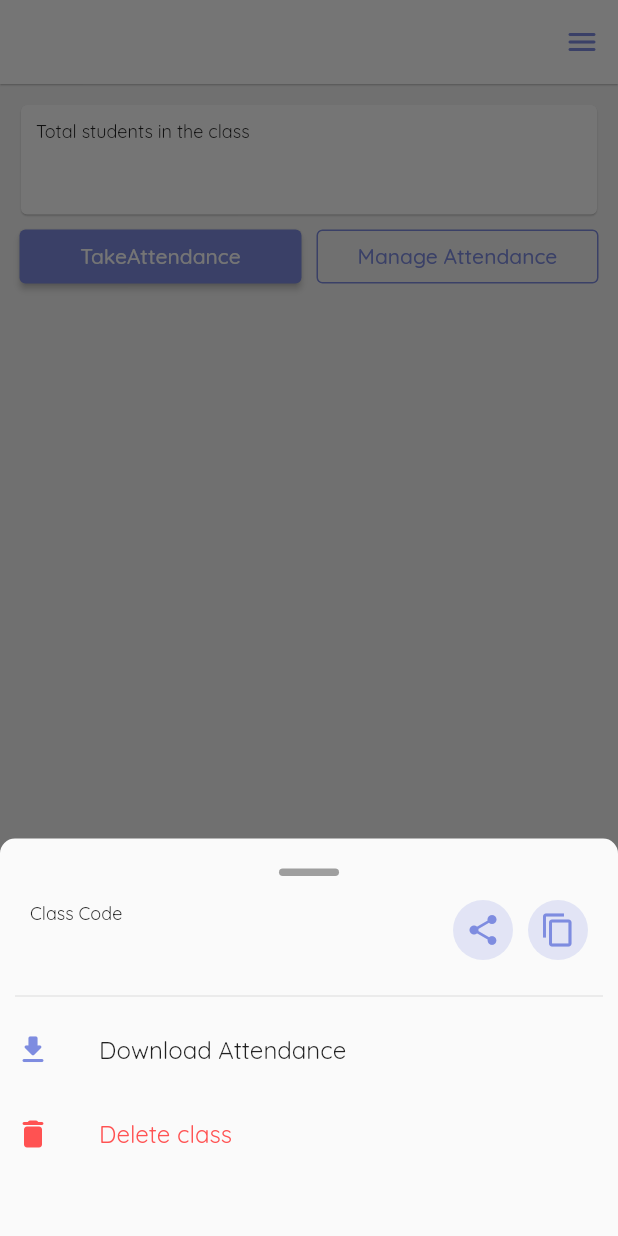
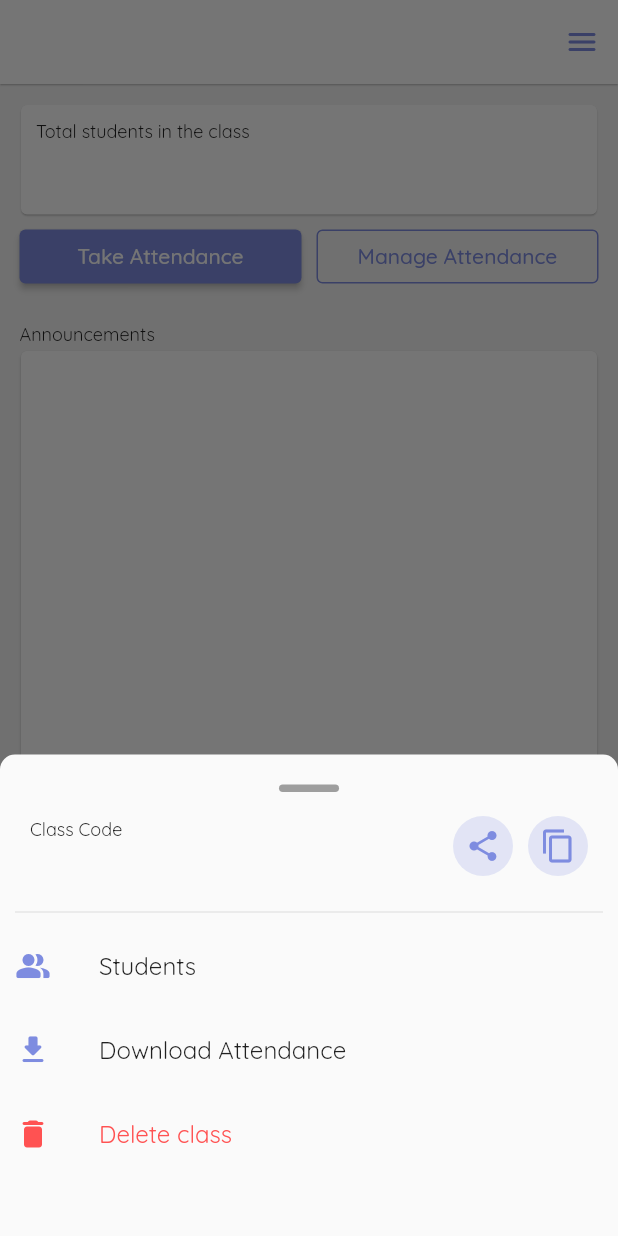
Before and after one commit to mandanshubham/Attendance-Manager, a Flutter app: the CreatedClassScreen screen opened directly with empty values, after a tap on the "menu" icon, on a phone screen of 412 x 824 dp. Run offline on Flutter 3.47's test engine with Material 2 defaults, Android fonts, the phone set to English and light mode, and no system bars; our stand-ins replace cloud_firestore, firebase_auth, firebase_core, flutter_linkify, google_fonts, google_sign_in; accounts and stored records are empty.

Commit message:
Announcement section is added

```diff
--- a/lib/BottomNavScreens/Home/CreatedClassScreen.dart
+++ b/lib/BottomNavScreens/Home/CreatedClassScreen.dart
@@ -3,6 +3,7 @@ import 'package:att_man/Utils/Constants.dart';
 import 'package:att_man/Widgets/MyElevatedButton.dart';
 import 'package:att_man/Widgets/ModalSheets/MenuCreatedClasssMS.dart';
 import 'package:att_man/Widgets/MyOutlinedButton.dart';
+import 'package:att_man/Widgets/MyTextFormField.dart';
 import 'package:cloud_firestore/cloud_firestore.dart';
 import 'package:flutter/material.dart';
 import 'package:flutter/services.dart';
@@ -20,6 +21,8 @@ class CreatedClassScreen extends StatelessWidget {
     required this.snapshot,
     required this.totalStudents,
   });
+
+  final TextEditingController sendController = TextEditingController();
 
   @override
   Widget build(BuildContext context) {
@@ -90,8 +93,9 @@ class CreatedClassScreen extends StatelessWidget {
                 children: [
                   Expanded(
                     child: MyElevatedButton(
-                      text: 'TakeAttendance',
+                      text: 'Take Attendance',
                       onPressed: () async {
+                        if (totalStudents != '0') {
                           Map data = snapshot.data() as Map;
                           DocumentReference ref = snapshot.reference;
                           List students = data['students'];
@@ -108,6 +112,17 @@ class CreatedClassScreen extends StatelessWidget {
                               ),
                             ),
                           );
+                        } else {
+                          final snackBar = SnackBar(
+                            content: Text(
+                              'No students in the class!',
+                              style: GoogleFonts.quicksand(
+                                fontSize: 16,
+                              ),
+                            ),
+                          );
+                          ScaffoldMessenger.of(context).showSnackBar(snackBar);
+                        }
                       },
                     ),
                   ),
@@ -123,6 +138,55 @@ class CreatedClassScreen extends StatelessWidget {
                 ],
               ),
             ),
+            Padding(
+              padding: const EdgeInsets.only(left: 3, top: 20),
+              child: Text(
+                'Announcements',
+                style: GoogleFonts.quicksand(
+                  fontSize: 12,
+                ),
+              ),
+            ),
+            Expanded(
+              child: Card(
+                child: Container(
+                  width: double.infinity,
+                  padding: EdgeInsets.all(10),
+                ),
+              ),
+            ),
+            Padding(
+              padding: const EdgeInsets.only(left: 3, bottom: 10, right: 3),
+              child: TextField(
+                controller: sendController,
+                cursorColor: kPrimary0,
+                decoration: InputDecoration(
+                  filled: true,
+                  fillColor: Colors.white,
+                  contentPadding: EdgeInsets.all(10),
+                  enabledBorder: OutlineInputBorder(
+                    borderSide: BorderSide(
+                      color: kPrimary0,
+                    ),
+                  ),
+                  focusedBorder: OutlineInputBorder(
+                    borderSide: BorderSide(
+                      color: kPrimary0,
+                    ),
+                  ),
+                  border: OutlineInputBorder(),
+                  suffixIcon: IconButton(
+                    icon: Icon(
+                      Icons.send_rounded,
+                      color: kPrimary0,
+                    ),
+                    onPressed: () {},
+                  ),
+                ),
+                style: GoogleFonts.quicksand(
+                    fontSize: 18, fontWeight: FontWeight.w400),
+              ),
+            ),
           ],
         ),
       ),
--- a/lib/BottomNavScreens/Home/TakeAttendance.dart
+++ b/lib/BottomNavScreens/Home/TakeAttendance.dart
@@ -55,9 +55,10 @@ class TakeAttendance extends StatelessWidget {
                         }),
                   ),
                 );
-              } else
+              }
+              else
                 return Center(
-                  child: CircularProgressIndicator(),
+                  child: CircularProgressIndicator()
                 );
             } else
               return Center(
--- a/lib/Widgets/ModalSheets/MenuCreatedClasssMS.dart
+++ b/lib/Widgets/ModalSheets/MenuCreatedClasssMS.dart
@@ -102,6 +102,20 @@ class MenuCreatedClassMS extends StatelessWidget {
               onTap: () {},
               contentPadding: EdgeInsets.all(0),
               leading: Icon(
+                Icons.people_alt_rounded,
+                color: kPrimary0,
+              ),
+              title: Text(
+                'Students',
+                style: GoogleFonts.quicksand(
+                  fontSize: 16,
+                ),
+              ),
+            ),
+            ListTile(
+              onTap: () {},
+              contentPadding: EdgeInsets.all(0),
+              leading: Icon(
                 Icons.download_rounded,
                 color: kPrimary0,
               ),
@@ -128,7 +142,7 @@ class MenuCreatedClassMS extends StatelessWidget {
                 style: GoogleFonts.quicksand(
                     fontSize: 16, color: Colors.redAccent),
               ),
-            )
+            ),
           ],
         ),
       ),
```
Lines whose indentation alone changed are shown as unchanged.
